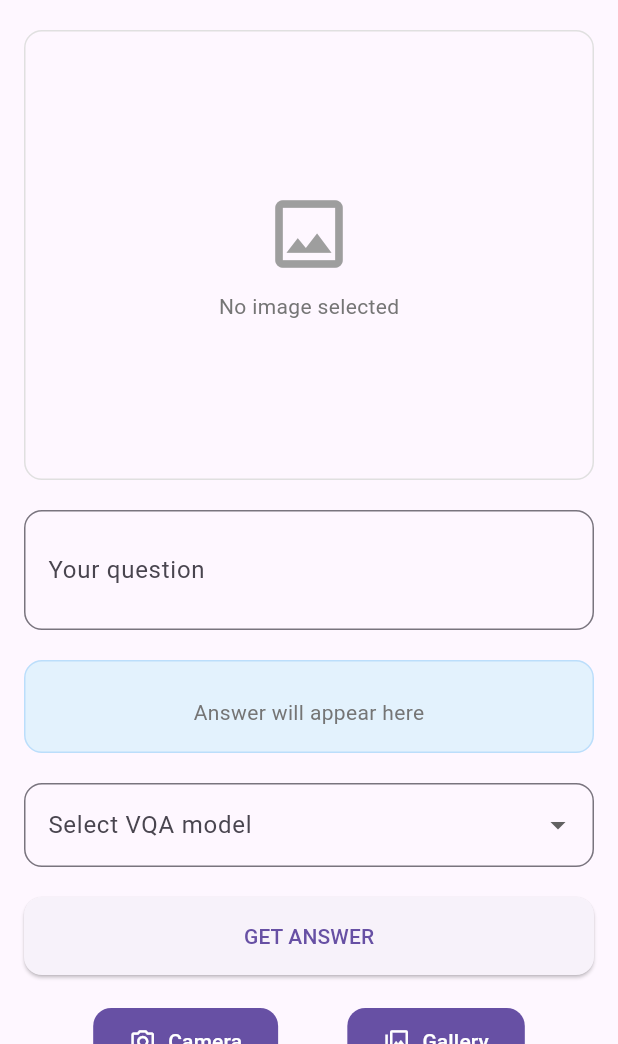
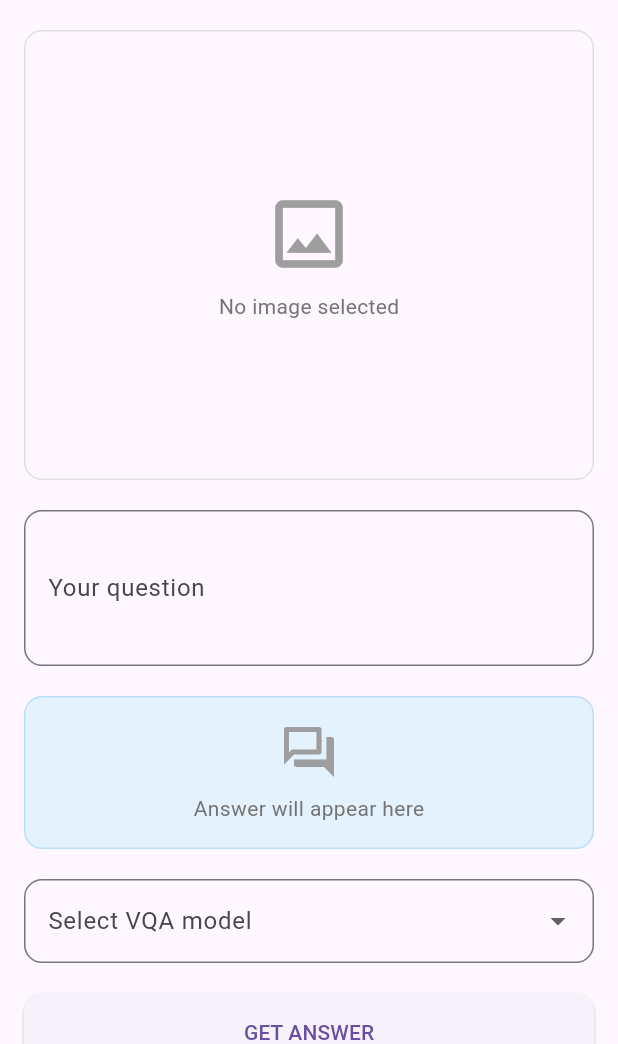
Before and after one commit to TarekMineRoyal/4th-Year-Project-Prototype, a Flutter app: the VQAScreen screen opened directly, on a phone screen of 412 x 824 dp, the part 192-1236 px from its top. Run offline on Flutter 3.47's test engine with Material 3 defaults, Android fonts, the phone set to English and light mode, and no system bars; our stand-ins replace image_picker.

Commit message:
Improved UI

```diff
--- a/Mobile app/lib/screens/VQA_screen.dart
+++ b/Mobile app/lib/screens/VQA_screen.dart
@@ -198,11 +198,10 @@ class _VQAScreenState extends State<VQAScreen> {
                     borderRadius: BorderRadius.circular(12),
                   ),
                 ),
-                maxLines: 2,
+                maxLines: 3,
               ),
               const SizedBox(height: 20),
               Container(
-                height: 62,
                 padding: const EdgeInsets.all(16),
                 decoration: BoxDecoration(
                   color: Colors.blue.shade50,
@@ -213,6 +212,11 @@ class _VQAScreenState extends State<VQAScreen> {
                     _answer == null
                         ? Column(
                           children: [
+                            Icon(
+                              Icons.question_answer_outlined,
+                              size: 40,
+                              color: Colors.grey.shade500,
+                            ),
                             const SizedBox(height: 8),
                             Text(
                               'Answer will appear here',
```
